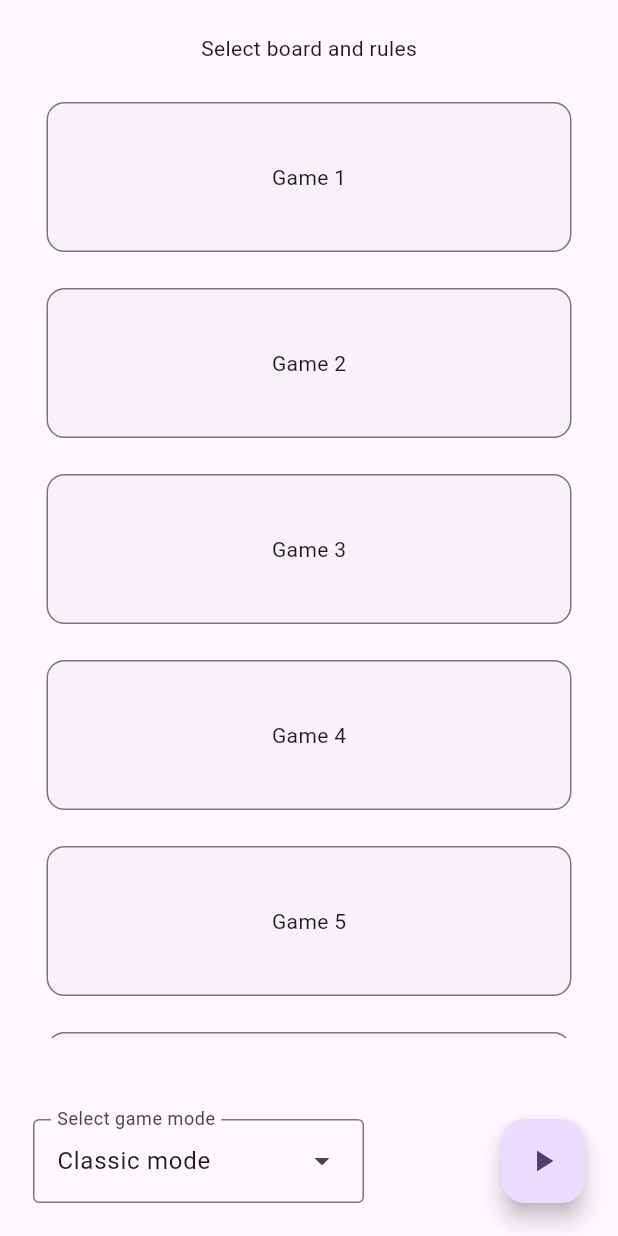
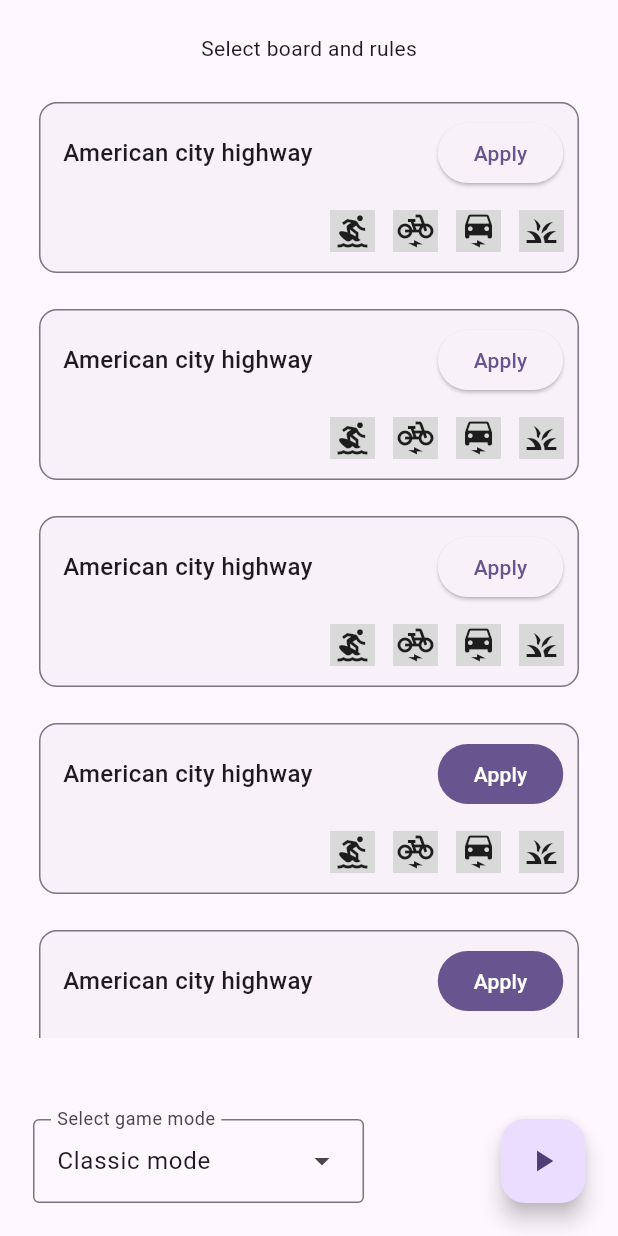
Before and after one commit to NaxxHua/go-bingo, a Flutter app: the SelectBoardView screen opened directly, on a phone screen of 412 x 824 dp. Run offline on Flutter 3.47's test engine with Material 2 defaults, Android fonts, the phone set to English and light mode, and no system bars; our stand-ins replace google_fonts.

Commit message:
finished select board view

```diff
--- a/lib/views/login_view.dart
+++ b/lib/views/login_view.dart
@@ -25,7 +25,14 @@ class LoginView extends StatelessWidget {
               mainAxisAlignment: MainAxisAlignment.center,
               children: [
                 ElevatedButton(
-                  onPressed: () {},
+                  onPressed: () {
+                    Navigator.push(
+                      context,
+                      MaterialPageRoute(
+                        builder: (context) => const SelectBoardView(),
+                      ),
+                    );
+                  },
                   child: const Text("Sign up"),
                 ),
                 const SizedBox(
--- a/lib/views/select_board_view.dart
+++ b/lib/views/select_board_view.dart
@@ -30,148 +30,36 @@ class _SelectBoardViewState extends State<SelectBoardView> {
               const SizedBox(
                 height: 22,
               ),
-              Expanded(
+              const Expanded(
                 child: SingleChildScrollView(
                   child: Column(
                     children: [
-                      Card(
-                        elevation: 0,
-                        shape: RoundedRectangleBorder(
-                          side: BorderSide(
-                            color: Theme.of(context).colorScheme.outline,
-                          ),
-                          borderRadius:
-                              const BorderRadius.all(Radius.circular(12)),
-                        ),
-                        child: const SizedBox(
-                          width: 350,
-                          height: 100,
-                          child: Center(
-                            child: Text("Game 1"),
-                          ),
-                        ),
-                      ),
-                      const SizedBox(
+                      OwnedCard(),
+                      SizedBox(
                         height: 16,
                       ),
-                      Card(
-                        elevation: 0,
-                        shape: RoundedRectangleBorder(
-                          side: BorderSide(
-                            color: Theme.of(context).colorScheme.outline,
-                          ),
-                          borderRadius:
-                              const BorderRadius.all(Radius.circular(12)),
-                        ),
-                        child: const SizedBox(
-                          width: 350,
-                          height: 100,
-                          child: Center(
-                            child: Text("Game 2"),
-                          ),
-                        ),
-                      ),
-                      const SizedBox(
+                      OwnedCard(),
+                      SizedBox(
                         height: 16,
                       ),
-                      Card(
-                        elevation: 0,
-                        shape: RoundedRectangleBorder(
-                          side: BorderSide(
-                            color: Theme.of(context).colorScheme.outline,
-                          ),
-                          borderRadius:
-                              const BorderRadius.all(Radius.circular(12)),
-                        ),
-                        child: const SizedBox(
-                          width: 350,
-                          height: 100,
-                          child: Center(
-                            child: Text("Game 3"),
-                          ),
-                        ),
-                      ),
-                      const SizedBox(
+                      OwnedCard(),
+                      SizedBox(
                         height: 16,
                       ),
-                      Card(
-                        elevation: 0,
-                        shape: RoundedRectangleBorder(
-                          side: BorderSide(
-                            color: Theme.of(context).colorScheme.outline,
-                          ),
-                          borderRadius:
-                              const BorderRadius.all(Radius.circular(12)),
-                        ),
-                        child: const SizedBox(
-                          width: 350,
-                          height: 100,
-                          child: Center(
-                            child: Text("Game 4"),
-                          ),
-                        ),
-                      ),
-                      const SizedBox(
+                      UnownedCard(),
+                      SizedBox(
                         height: 16,
                       ),
-                      Card(
-                        elevation: 0,
-                        shape: RoundedRectangleBorder(
-                          side: BorderSide(
-                            color: Theme.of(context).colorScheme.outline,
-                          ),
-                          borderRadius:
-                              const BorderRadius.all(Radius.circular(12)),
-                        ),
-                        child: const SizedBox(
-                          width: 350,
-                          height: 100,
-                          child: Center(
-                            child: Text("Game 5"),
-                          ),
-                        ),
-                      ),
-                      const SizedBox(
+                      UnownedCard(),
+                      SizedBox(
                         height: 16,
                       ),
-                      Card(
-                        elevation: 0,
-                        shape: RoundedRectangleBorder(
-                          side: BorderSide(
-                            color: Theme.of(context).colorScheme.outline,
-                          ),
-                          borderRadius:
-                              const BorderRadius.all(Radius.circular(12)),
-                        ),
-                        child: const SizedBox(
-                          width: 350,
-                          height: 100,
-                          child: Center(
-                            child: Text("Game 6"),
-                          ),
-                        ),
-                      ),
-                      const SizedBox(
+                      UnownedCard(),
+                      SizedBox(
                         height: 16,
                       ),
-                      Card(
-                        elevation: 0,
-                        shape: RoundedRectangleBorder(
-                          side: BorderSide(
-                            color: Theme.of(context).colorScheme.outline,
-                          ),
-                          borderRadius:
-                              const BorderRadius.all(Radius.circular(12)),
-                        ),
-                        child: const SizedBox(
-                          width: 350,
-                          height: 100,
-                          child: Center(
-                            child: Text("Game 7"),
-                          ),
-                        ),
-                      ),
-                      const SizedBox(
+                      UnownedCard(),
+                      SizedBox(
                         height: 16,
                       ),
                     ],
@@ -214,3 +102,177 @@ class _SelectBoardViewState extends State<SelectBoardView> {
     );
   }
 }
+
+class OwnedCard extends StatelessWidget {
+  const OwnedCard({
+    super.key,
+  });
+
+  @override
+  Widget build(BuildContext context) {
+    return Card(
+      elevation: 0,
+      shape: RoundedRectangleBorder(
+        side: BorderSide(
+          color: Theme.of(context).colorScheme.outline,
+        ),
+        borderRadius: const BorderRadius.all(Radius.circular(12)),
+      ),
+      child: Center(
+        child: Column(
+          children: [
+            Padding(
+              padding: const EdgeInsets.fromLTRB(16, 10, 10.5, 14),
+              child: Row(
+                children: [
+                  const Text(
+                    "American city highway",
+                    style: TextStyle(
+                      fontSize: 16,
+                      fontWeight: FontWeight.w500,
+                    ),
+                  ),
+                  const Expanded(
+                    child: SizedBox(),
+                  ),
+                  ElevatedButton(
+                    onPressed: () {},
+                    child: const Text("Apply"),
+                  ),
+                ],
+              ),
+            ),
+            Padding(
+              padding: const EdgeInsets.fromLTRB(0, 0, 10, 14),
+              child: Row(
+                mainAxisAlignment: MainAxisAlignment.end,
+                children: [
+                  Container(
+                    color: const Color(0xffd9d9d9),
+                    width: 30,
+                    height: 28,
+                    child: const Icon(Icons.surfing),
+                  ),
+                  const SizedBox(
+                    width: 12,
+                  ),
+                  Container(
+                    color: const Color(0xffd9d9d9),
+                    width: 30,
+                    height: 28,
+                    child: const Icon(Icons.electric_bike),
+                  ),
+                  const SizedBox(
+                    width: 12,
+                  ),
+                  Container(
+                    color: const Color(0xffd9d9d9),
+                    width: 30,
+                    height: 28,
+                    child: const Icon(Icons.electric_car),
+                  ),
+                  const SizedBox(
+                    width: 12,
+                  ),
+                  Container(
+                    color: const Color(0xffd9d9d9),
+                    width: 30,
+                    height: 28,
+                    child: const Icon(Icons.grass),
+                  ),
+                ],
+              ),
+            ),
+          ],
+        ),
+      ),
+    );
+  }
+}
+
+class UnownedCard extends StatelessWidget {
+  const UnownedCard({
+    super.key,
+  });
+
+  @override
+  Widget build(BuildContext context) {
+    return Card(
+      elevation: 0,
+      shape: RoundedRectangleBorder(
+        side: BorderSide(
+          color: Theme.of(context).colorScheme.outline,
+        ),
+        borderRadius: const BorderRadius.all(Radius.circular(12)),
+      ),
+      child: Center(
+        child: Column(
+          children: [
+            Padding(
+              padding: const EdgeInsets.fromLTRB(16, 10, 10.5, 14),
+              child: Row(
+                children: [
+                  const Text(
+                    "American city highway",
+                    style: TextStyle(
+                      fontSize: 16,
+                      fontWeight: FontWeight.w500,
+                    ),
+                  ),
+                  const Expanded(
+                    child: SizedBox(),
+                  ),
+                  FilledButton(
+                    onPressed: () {},
+                    child: const Text("Apply"),
+                  ),
+                ],
+              ),
+            ),
+            Padding(
+              padding: const EdgeInsets.fromLTRB(0, 0, 10, 14),
+              child: Row(
+                mainAxisAlignment: MainAxisAlignment.end,
+                children: [
+                  Container(
+                    color: const Color(0xffd9d9d9),
+                    width: 30,
+                    height: 28,
+                    child: const Icon(Icons.surfing),
+                  ),
+                  const SizedBox(
+                    width: 12,
+                  ),
+                  Container(
+                    color: const Color(0xffd9d9d9),
+                    width: 30,
+                    height: 28,
+                    child: const Icon(Icons.electric_bike),
+                  ),
+                  const SizedBox(
+                    width: 12,
+                  ),
+                  Container(
+                    color: const Color(0xffd9d9d9),
+                    width: 30,
+                    height: 28,
+                    child: const Icon(Icons.electric_car),
+                  ),
+                  const SizedBox(
+                    width: 12,
+                  ),
+                  Container(
+                    color: const Color(0xffd9d9d9),
+                    width: 30,
+                    height: 28,
+                    child: const Icon(Icons.grass),
+                  ),
+                ],
+              ),
+            ),
+          ],
+        ),
+      ),
+    );
+  }
+}
```
